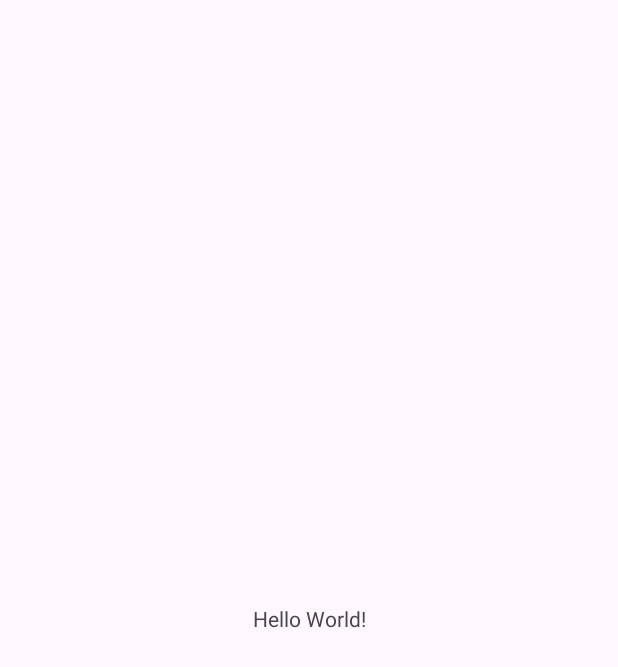
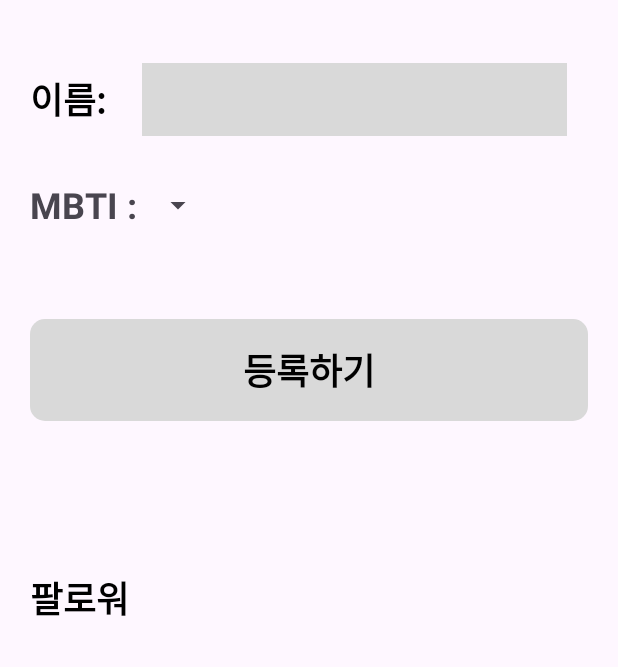
Before and after one commit to s9hn/WSS_assignment, an Android app: the screen it shows after launch (MainActivity before the commit, HomeActivity after it), on a phone screen of 412 x 824 dp. Before the commit the part shown is almost empty. Shown: the top 667 px of the screen. Run offline under Robolectric (Android 15) with nearby library versions, the phone set to English and light mode, and no system bars.

Commit message:
feat: 홈 뷰 구현

```diff
--- a/WssElixir/app/src/main/AndroidManifest.xml
+++ b/WssElixir/app/src/main/AndroidManifest.xml
@@ -15,7 +15,7 @@
         android:theme="@style/Theme.WssElixir"
         tools:targetApi="31">
         <activity
-            android:name=".MainActivity"
+            android:name=".HomeActivity"
             android:exported="true">
             <intent-filter>
                 <action android:name="android.intent.action.MAIN" />
--- a/WssElixir/app/src/main/java/com/example/wsselixir/MainActivity.kt
+++ b/WssElixir/app/src/main/java/com/example/wsselixir/HomeActivity.kt
@@ -3,9 +3,9 @@ package com.example.wsselixir
 import android.os.Bundle
 import androidx.appcompat.app.AppCompatActivity
 
-class MainActivity : AppCompatActivity() {
+class HomeActivity : AppCompatActivity() {
     override fun onCreate(savedInstanceState: Bundle?) {
         super.onCreate(savedInstanceState)
-        setContentView(R.layout.activity_main)
+        setContentView(R.layout.activity_home)
     }
 }
--- /dev/null
+++ b/WssElixir/app/src/main/res/drawable/bg_border_10.xml
@@ -0,0 +1,5 @@
+<?xml version="1.0" encoding="utf-8"?>
+<shape xmlns:android="http://schemas.android.com/apk/res/android">
+
+    <corners android:radius="10dp" />
+</shape>
--- /dev/null
+++ b/WssElixir/app/src/main/res/layout/activity_home.xml
@@ -0,0 +1,95 @@
+<?xml version="1.0" encoding="utf-8"?>
+<androidx.constraintlayout.widget.ConstraintLayout xmlns:android="http://schemas.android.com/apk/res/android"
+    xmlns:app="http://schemas.android.com/apk/res-auto"
+    xmlns:tools="http://schemas.android.com/tools"
+    android:layout_width="match_parent"
+    android:layout_height="match_parent"
+    tools:context=".HomeActivity">
+
+    <TextView
+        android:id="@+id/tvHomeName"
+        android:layout_width="wrap_content"
+        android:layout_height="wrap_content"
+        android:layout_marginStart="20dp"
+        android:layout_marginTop="44dp"
+        android:paddingVertical="4dp"
+        android:text="@string/home_name"
+        android:textColor="@color/black"
+        android:textSize="24sp"
+        android:textStyle="bold"
+        app:layout_constraintStart_toStartOf="parent"
+        app:layout_constraintTop_toTopOf="parent" />
+
+    <EditText
+        android:id="@+id/etHomeName"
+        android:layout_width="0dp"
+        android:layout_height="wrap_content"
+        android:layout_marginStart="24dp"
+        android:layout_marginEnd="34dp"
+        android:background="@color/gray"
+        android:paddingVertical="12dp"
+        android:textColor="@color/black"
+        app:layout_constraintBottom_toBottomOf="@id/tvHomeName"
+        app:layout_constraintEnd_toEndOf="parent"
+        app:layout_constraintStart_toEndOf="@id/tvHomeName"
+        app:layout_constraintTop_toTopOf="@id/tvHomeName" />
+
+    <TextView
+        android:id="@+id/tvHomeMBTI"
+        android:layout_width="wrap_content"
+        android:layout_height="wrap_content"
+        android:layout_marginTop="32dp"
+        android:text="@string/home_mbti"
+        android:textSize="24sp"
+        android:textStyle="bold"
+        app:layout_constraintStart_toStartOf="@id/tvHomeName"
+        app:layout_constraintTop_toBottomOf="@id/tvHomeName" />
+
+    <Spinner
+        android:id="@+id/spinnerHomeMBTI"
+        android:layout_width="wrap_content"
+        android:layout_height="wrap_content"
+        app:layout_constraintBottom_toBottomOf="@id/tvHomeMBTI"
+        app:layout_constraintStart_toStartOf="@id/etHomeName"
+        app:layout_constraintTop_toTopOf="@id/tvHomeMBTI" />
+
+    <TextView
+        android:id="@+id/btnHomeRegister"
+        android:layout_width="0dp"
+        android:layout_height="wrap_content"
+        android:layout_marginHorizontal="20dp"
+        android:layout_marginTop="60dp"
+        android:background="@drawable/bg_border_10"
+        android:backgroundTint="@color/gray"
+        android:gravity="center"
+        android:paddingVertical="16dp"
+        android:text="@string/home_btn"
+        android:textColor="@color/black"
+        android:textSize="24sp"
+        android:textStyle="bold"
+        app:layout_constraintEnd_toEndOf="parent"
+        app:layout_constraintStart_toStartOf="parent"
+        app:layout_constraintTop_toBottomOf="@id/tvHomeMBTI" />
+
+    <TextView
+        android:id="@+id/tvHomeFollower"
+        android:layout_width="wrap_content"
+        android:layout_height="wrap_content"
+        android:layout_marginStart="20dp"
+        android:layout_marginTop="100dp"
+        android:text="@string/home_follower"
+        android:textColor="@color/black"
+        android:textSize="24sp"
+        android:textStyle="bold"
+        app:layout_constraintStart_toStartOf="parent"
+        app:layout_constraintTop_toBottomOf="@id/btnHomeRegister" />
+
+    <androidx.recyclerview.widget.RecyclerView
+        android:id="@+id/rvHomeFollower"
+        android:layout_width="0dp"
+        android:layout_height="wrap_content"
+        android:layout_marginTop="32dp"
+        app:layout_constraintEnd_toEndOf="parent"
+        app:layout_constraintStart_toStartOf="@id/tvHomeFollower"
+        app:layout_constraintTop_toBottomOf="@id/tvHomeFollower" />
+</androidx.constraintlayout.widget.ConstraintLayout>
--- a/WssElixir/app/src/main/res/layout/activity_main.xml
+++ /dev/null
@@ -1,18 +0,0 @@
-<?xml version="1.0" encoding="utf-8"?>
-<androidx.constraintlayout.widget.ConstraintLayout xmlns:android="http://schemas.android.com/apk/res/android"
-    xmlns:app="http://schemas.android.com/apk/res-auto"
-    xmlns:tools="http://schemas.android.com/tools"
-    android:layout_width="match_parent"
-    android:layout_height="match_parent"
-    tools:context=".MainActivity">
-
-    <TextView
-        android:layout_width="wrap_content"
-        android:layout_height="wrap_content"
-        android:text="Hello World!"
-        app:layout_constraintBottom_toBottomOf="parent"
-        app:layout_constraintEnd_toEndOf="parent"
-        app:layout_constraintStart_toStartOf="parent"
-        app:layout_constraintTop_toTopOf="parent" />
-
-</androidx.constraintlayout.widget.ConstraintLayout>
--- a/WssElixir/app/src/main/res/values/colors.xml
+++ b/WssElixir/app/src/main/res/values/colors.xml
@@ -2,4 +2,6 @@
 <resources>
     <color name="black">#FF000000</color>
     <color name="white">#FFFFFFFF</color>
+
+    <color name="gray">#D9D9D9</color>
 </resources>
--- a/WssElixir/app/src/main/res/values/strings.xml
+++ b/WssElixir/app/src/main/res/values/strings.xml
@@ -1,3 +1,9 @@
 <resources>
     <string name="app_name">WssElixir</string>
+
+    <!-- home view -->
+    <string name="home_name">이름:</string>
+    <string name="home_mbti">MBTI :</string>
+    <string name="home_btn">등록하기</string>
+    <string name="home_follower">팔로워</string>
 </resources>
```
